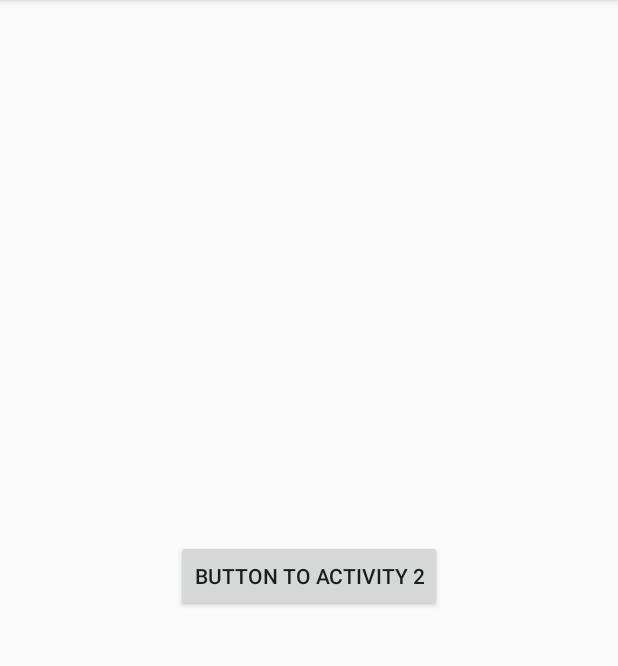
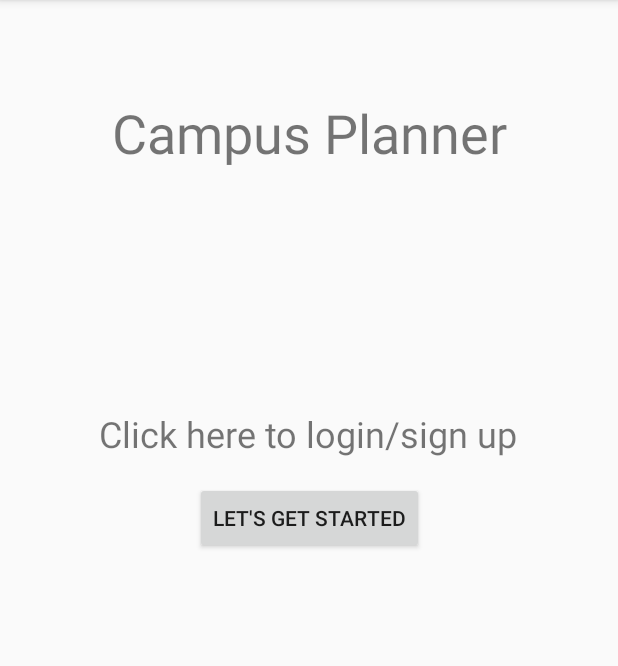
Before and after one commit to alecguilin/CougarPlanner, an Android app: the screen it shows after launch (MainActivity), on a phone screen of 412 x 824 dp, the part 84-750 px from its top. Run offline under Robolectric (Android 15) with nearby library versions, the phone set to English and light mode, and no system bars; 1 statement that could not run was skipped.

Commit message:
Updated primary page with to indicate click here to login
I changed it from a placeholder main page to an actual main page

```diff
--- a/app/src/main/java/csusm/cs443/cougarplanner/CreateNewClass.kt
+++ b/app/src/main/java/csusm/cs443/cougarplanner/CreateNewClass.kt
@@ -4,13 +4,13 @@ import androidx.appcompat.app.AppCompatActivity
 import android.os.Bundle
 import android.widget.EditText
 import android.widget.Spinner
-import android.widget.TextView
 
 class CreateNewClass : AppCompatActivity() {
 
     override fun onCreate(savedInstanceState: Bundle?) {
         super.onCreate(savedInstanceState)
         setContentView(R.layout.activity_create_new_class)
+
 
         val cName  = findViewById<EditText>(R.id.TaskName)
         val pName = findViewById<EditText>(R.id.editText)
--- a/app/src/main/java/csusm/cs443/cougarplanner/CreateNewTask.kt
+++ b/app/src/main/java/csusm/cs443/cougarplanner/CreateNewTask.kt
@@ -2,10 +2,15 @@ package csusm.cs443.cougarplanner
 
 import androidx.appcompat.app.AppCompatActivity
 import android.os.Bundle
+import android.widget.ArrayAdapter
 import android.widget.EditText
 import android.widget.Spinner
+import android.widget.TextView
 
 class CreateNewTask : AppCompatActivity() {
+
+    lateinit var option : Spinner
+    lateinit var result : TextView
 
     override fun onCreate(savedInstanceState: Bundle?) {
         super.onCreate(savedInstanceState)
@@ -15,5 +20,9 @@ class CreateNewTask : AppCompatActivity() {
         val dDate = findViewById<EditText>(R.id.DueDate)
         val aClass = findViewById<Spinner>(R.id.AssociatedClassDropDown)
         val aType = findViewById<Spinner>(R.id.AssnTypeDropDown)
+
+        val testArry: Array<String> = arrayOf("This", "That", "Kitty Cat")
+
+        option = findViewById(R.id.AssociatedClassDropDown) as Spinner
     }
 }
--- a/app/src/main/res/layout/activity_edit_profile.xml
+++ b/app/src/main/res/layout/activity_edit_profile.xml
@@ -21,7 +21,7 @@
         app:layout_constraintGuide_begin="364dp" />
 
     <TextView
-        android:id="@+id/ViewProfileLbl"
+        android:id="@+id/editProfileLbl"
         android:layout_width="0dp"
         android:layout_height="wrap_content"
         android:text="Edit Your Profile"
@@ -37,33 +37,32 @@
         android:id="@+id/profileImg"
         android:layout_width="100dp"
         android:layout_height="100dp"
-        android:layout_marginTop="8dp"
+        android:layout_marginTop="16dp"
         app:layout_constraintStart_toStartOf="@+id/guideline10"
-        app:layout_constraintTop_toBottomOf="@+id/EditProfileLbl"
+        app:layout_constraintTop_toBottomOf="@+id/editProfileLbl"
         tools:srcCompat="@tools:sample/avatars" />
 
     <Button
         android:id="@+id/editProfileBtn"
         android:layout_width="wrap_content"
         android:layout_height="wrap_content"
-        android:layout_marginTop="8dp"
+        android:layout_marginTop="32dp"
         android:text="Change Profile Image"
         app:layout_constraintEnd_toStartOf="@+id/guideline11"
-        app:layout_constraintStart_toEndOf="@+id/imageView"
-        app:layout_constraintTop_toBottomOf="@+id/EditProfileLbl" />
+        app:layout_constraintStart_toEndOf="@+id/profileImg"
+        app:layout_constraintTop_toBottomOf="@+id/editProfileLbl" />
 
     <EditText
         android:id="@+id/editEmailAddress"
         android:layout_width="0dp"
         android:layout_height="wrap_content"
-        android:layout_marginTop="16dp"
         android:ems="10"
         android:hint="Fname Lname"
         android:inputType="textEmailAddress"
         android:text="User's Current Fname Lname"
         app:layout_constraintEnd_toStartOf="@+id/guideline11"
         app:layout_constraintStart_toStartOf="@+id/guideline10"
-        app:layout_constraintTop_toBottomOf="@+id/imageView" />
+        app:layout_constraintTop_toBottomOf="@+id/profileImg" />
 
     <EditText
         android:id="@+id/changEmailField"
--- a/app/src/main/res/layout/activity_main.xml
+++ b/app/src/main/res/layout/activity_main.xml
@@ -7,12 +7,58 @@
     tools:context=".MainActivity">
 
     <Button
-        android:id="@+id/BIGBUTTON"
+        android:id="@+id/loginButton"
         android:layout_width="wrap_content"
         android:layout_height="wrap_content"
-        android:text="button to activity 2"
+        android:layout_marginTop="16dp"
+        android:text="Let's Get Started"
         app:layout_constraintBottom_toBottomOf="parent"
         app:layout_constraintEnd_toEndOf="parent"
         app:layout_constraintStart_toStartOf="parent"
-        app:layout_constraintTop_toTopOf="parent" />
+        app:layout_constraintTop_toBottomOf="@+id/getStartedLbl"
+        app:layout_constraintVertical_bias="0.0" />
+
+    <androidx.constraintlayout.widget.Guideline
+        android:id="@+id/guideline25"
+        android:layout_width="wrap_content"
+        android:layout_height="wrap_content"
+        android:orientation="horizontal"
+        app:layout_constraintGuide_begin="64dp" />
+
+    <androidx.constraintlayout.widget.Guideline
+        android:id="@+id/guideline26"
+        android:layout_width="wrap_content"
+        android:layout_height="wrap_content"
+        android:orientation="vertical"
+        app:layout_constraintGuide_begin="48dp" />
+
+    <androidx.constraintlayout.widget.Guideline
+        android:id="@+id/guideline27"
+        android:layout_width="wrap_content"
+        android:layout_height="wrap_content"
+        android:orientation="vertical"
+        app:layout_constraintGuide_begin="364dp" />
+
+    <TextView
+        android:id="@+id/titleLbl"
+        android:layout_width="wrap_content"
+        android:layout_height="wrap_content"
+        android:text="Campus Planner"
+        android:textSize="36sp"
+        app:layout_constraintEnd_toStartOf="@+id/guideline27"
+        app:layout_constraintStart_toStartOf="@+id/guideline26"
+        app:layout_constraintTop_toTopOf="@+id/guideline25" />
+
+    <TextView
+        android:id="@+id/getStartedLbl"
+        android:layout_width="wrap_content"
+        android:layout_height="wrap_content"
+        android:layout_marginTop="160dp"
+        android:text="Click here to login/sign up"
+        android:textSize="24sp"
+        app:layout_constraintEnd_toStartOf="@+id/guideline27"
+        app:layout_constraintHorizontal_bias="0.498"
+        app:layout_constraintStart_toStartOf="@+id/guideline26"
+        app:layout_constraintTop_toBottomOf="@+id/titleLbl" />
+
 </androidx.constraintlayout.widget.ConstraintLayout>
--- a/app/src/main/res/layout/activity_view_profile.xml
+++ b/app/src/main/res/layout/activity_view_profile.xml
@@ -21,7 +21,7 @@
         app:layout_constraintGuide_begin="364dp" />
 
     <TextView
-        android:id="@+id/ViewProfileLbl"
+        android:id="@+id/editProfileLbl"
         android:layout_width="0dp"
         android:layout_height="wrap_content"
         android:text="Your Profile"
```
Also changed, not shown: 3 other files.
